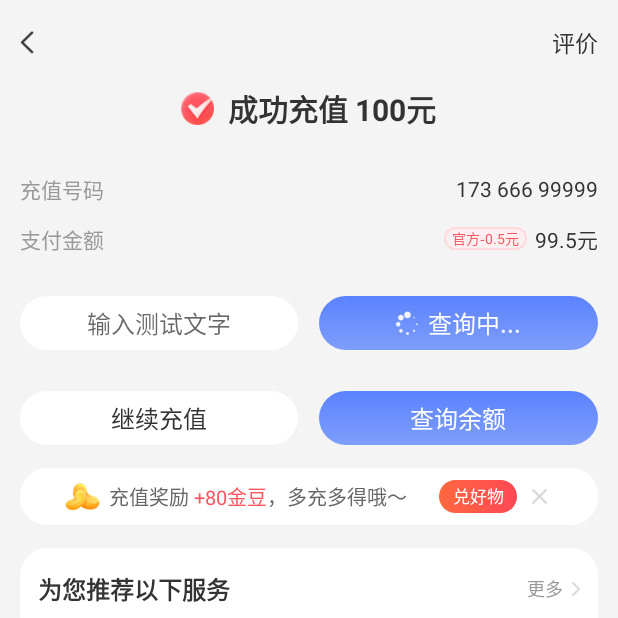
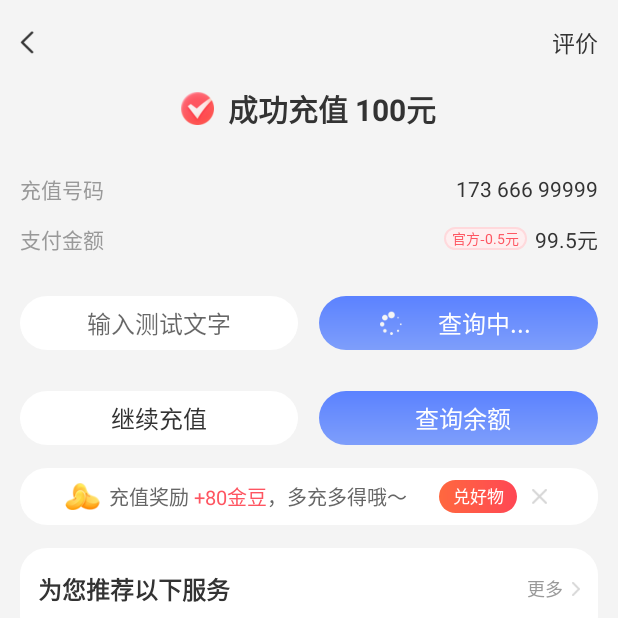
Before and after one commit to yy042/Application1, an Android app: the screen it shows after launch (MainActivity), after a tap on "查询余额", on a phone screen of 412 x 824 dp, the top half of it. Run offline under Robolectric (Android 15) with nearby library versions, the phone set to English and light mode, and no system bars; libraries missing offline, so code that uses them is left out: com.chad.library, com.gyf.immersionbar; 5 statements that could not run were skipped.

Commit message:
auto-size button text is done.

```diff
--- a/app/src/main/java/cn/edu/fzu/application1/util/IconTextView.kt
+++ b/app/src/main/java/cn/edu/fzu/application1/util/IconTextView.kt
@@ -73,7 +73,7 @@ class IconTextView(context: Context, attrs: AttributeSet) :
             if (binding.icLoading.animation == null) {
                 binding.icLoading.visibility = View.VISIBLE //显示loading图片
                 setText("查询中...") //更新文字内容
-                binding.icReload.visibility = View.GONE //隐藏重新加载图片
+                binding.icReload.visibility = View.INVISIBLE //隐藏重新加载图片
                 binding.icLoading.startAnimation(rotateAnimation)
                 //启动一个协程来模拟网络请求
                 launch(Dispatchers.Main) {
@@ -87,7 +87,7 @@ class IconTextView(context: Context, attrs: AttributeSet) :
                 binding.icLoading.clearAnimation()
                 setText("查询余额")  //更新文字内容
                 binding.icLoading.visibility = View.VISIBLE //显示loading图片
-                binding.icReload.visibility = View.GONE //隐藏重新加载图片
+                binding.icReload.visibility = View.INVISIBLE //隐藏重新加载图片
             }
         }
     }
--- a/app/src/main/res/layout/icon_textview.xml
+++ b/app/src/main/res/layout/icon_textview.xml
@@ -1,34 +1,40 @@
 <?xml version="1.0" encoding="utf-8"?>
-<LinearLayout
+<androidx.constraintlayout.widget.ConstraintLayout
     xmlns:android="http://schemas.android.com/apk/res/android"
     xmlns:app="http://schemas.android.com/apk/res-auto"
     android:layout_width="match_parent"
     android:layout_height="wrap_content"
     android:background="@drawable/bg_btn_blue"
     android:orientation="horizontal"
-    android:gravity="center"
-    android:layout_weight="1">
+    android:gravity="center">
 
     <ImageView
         android:id="@+id/ic_loading"
         android:layout_width="16dp"
         android:layout_height="16dp"
         android:src="@drawable/ic_loading"
-        android:layout_marginRight="6dp"/>
-
+        android:layout_marginStart="40dp"
+        app:layout_constraintLeft_toLeftOf="parent"
+        app:layout_constraintTop_toTopOf="parent"
+        app:layout_constraintBottom_toBottomOf="parent"/>
 
     <TextView
         android:id="@+id/tv_check"
-        android:layout_width="wrap_content"
+        android:layout_width="0dp"
         android:layout_height="36dp"
         android:text="查询余额"
         android:textColor="#fefefe"
         android:textSize="16sp"
         android:gravity="center"
         app:autoSizeTextType="uniform"
-        app:autoSizeMinTextSize="8sp"
+        app:autoSizeMinTextSize="1sp"
         app:autoSizeMaxTextSize="16sp"
-        app:autoSizeStepGranularity="1sp"/>
+        app:autoSizeStepGranularity="1sp"
+        android:layout_marginStart="6dp"
+        app:layout_constraintLeft_toRightOf="@id/ic_loading"
+        app:layout_constraintRight_toLeftOf="@id/ic_reload"
+        app:layout_constraintTop_toTopOf="parent"
+        app:layout_constraintBottom_toBottomOf="parent"/>
 
     <ImageView
         android:id="@+id/ic_reload"
@@ -36,7 +42,12 @@
         android:layout_height="16dp"
         android:src="@drawable/ic_change"
         app:tint="@color/white"
-        android:layout_marginLeft="8dp"
-        android:visibility="gone"/>
+        android:layout_marginStart="6dp"
+        android:layout_marginEnd="11dp"
+        android:visibility="gone"
+        app:layout_constraintRight_toRightOf="parent"
+        app:layout_constraintTop_toTopOf="parent"
+        app:layout_constraintBottom_toBottomOf="parent"/>
 
-</LinearLayout>
+
+</androidx.constraintlayout.widget.ConstraintLayout>
```
